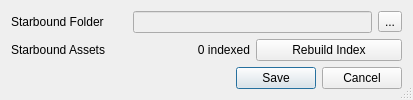
Above: starcheat/templates/Options.ui from wizzomafizzo/starcheat before the change. Below: the same form after it.
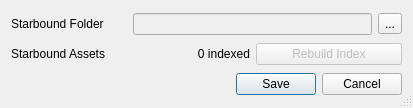
That is the form after the change.

Commit message: Disable appearance and rebuild db button, too unreliable atm

Patch:
```diff
--- a/starcheat/templates/Options.ui
+++ b/starcheat/templates/Options.ui
@@ -7,7 +7,7 @@
     <x>0</x>
     <y>0</y>
     <width>413</width>
-    <height>96</height>
+    <height>108</height>
    </rect>
   </property>
   <property name="windowTitle">
@@ -57,6 +57,9 @@
    </item>
    <item row="1" column="2" colspan="2">
     <widget class="QPushButton" name="rebuild_button">
+     <property name="enabled">
+      <bool>false</bool>
+     </property>
      <property name="text">
       <string>Rebuild Index</string>
      </property>
```
The commit also changes 1 other file.
